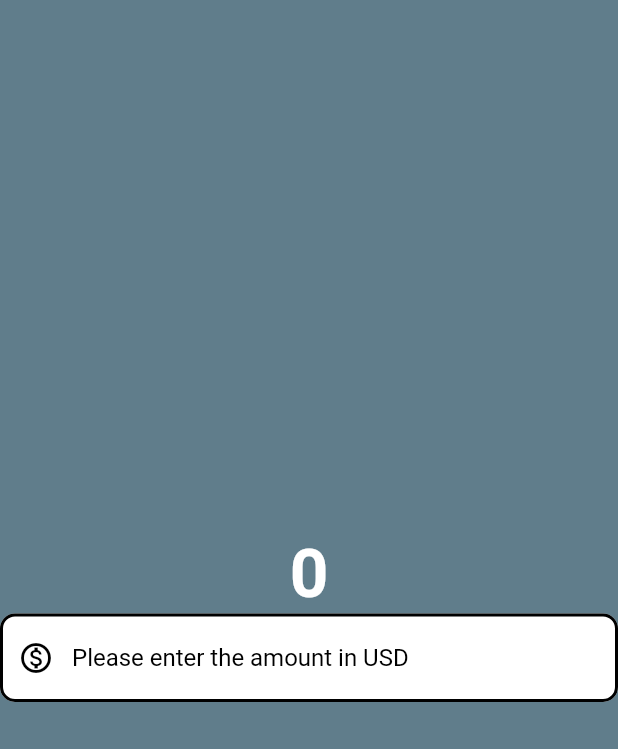
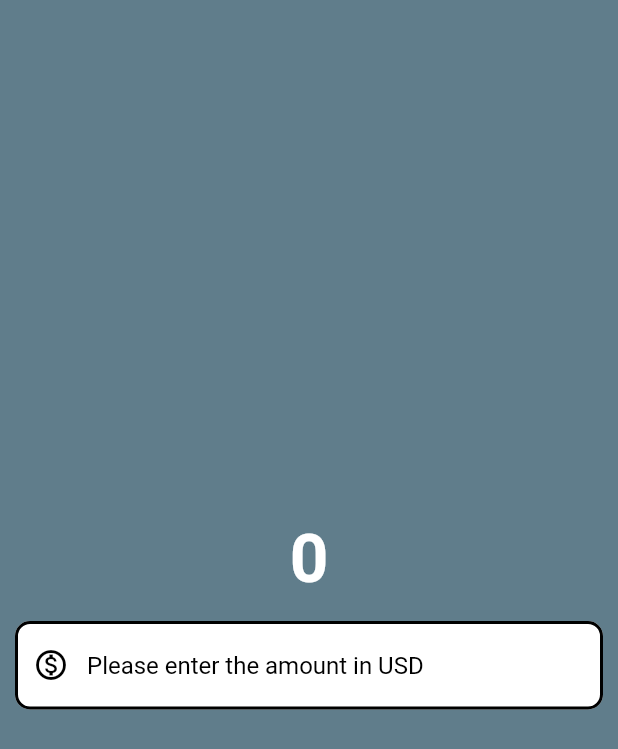
Before and after one commit to harshverma036/currency-converter-flutter, a Flutter app: the screen it shows after launch, on a phone screen of 412 x 824 dp. Shown: the top 749 px of the screen. Run offline on Flutter 3.47's test engine with Material 2 defaults, Android fonts, the phone set to English and light mode, and no system bars.

```diff
--- a/lib/pages/currency_converter_page.dart
+++ b/lib/pages/currency_converter_page.dart
@@ -23,7 +23,9 @@ class CurrencyConverterPage extends StatelessWidget {
         child: Column(
           mainAxisAlignment: MainAxisAlignment.center,
           children: [
-            const Text(
+            Container(
+              margin: const EdgeInsets.all(5),
+              child: const Text(
                 "0",
                 style: TextStyle(
                   fontSize: 45,
@@ -31,9 +33,15 @@ class CurrencyConverterPage extends StatelessWidget {
                   color: Color.fromARGB(255, 255, 255, 255),
                 ),
               ),
-            TextField(
+            ),
+            Container(
+              padding: const EdgeInsets.all(10),
+              child: TextField(
                 style: const TextStyle(
                   color: Colors.black,
+                ),
+                keyboardType: const TextInputType.numberWithOptions(
+                  decimal: true,
                 ),
                 decoration: InputDecoration(
                   hintText: "Please enter the amount in USD",
@@ -50,6 +58,7 @@ class CurrencyConverterPage extends StatelessWidget {
                   enabledBorder: border,
                 ),
               ),
+            ),
           ],
         ),
       ),
```
Lines whose indentation alone changed are shown as unchanged.
